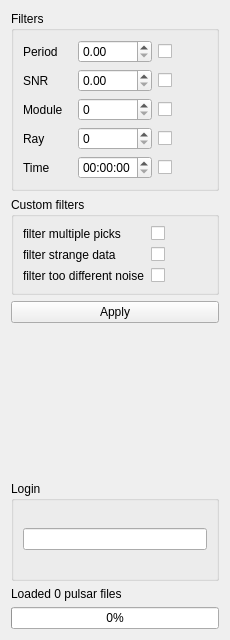
The window that src/analytics.ui (vtyulb/BSA-Analytics) describes before a commit, drawn with Qt 5.
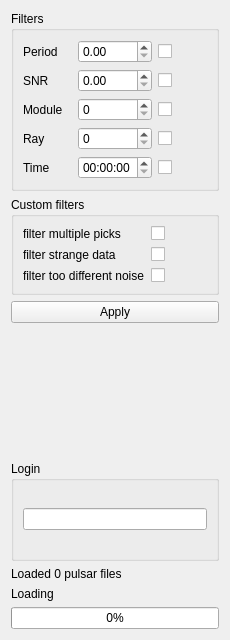
The same window after the commit.

Patch:
```diff
--- a/src/analytics.ui
+++ b/src/analytics.ui
@@ -225,6 +225,13 @@
      </property>
     </widget>
    </item>
+   <item>
+    <widget class="QLabel" name="currentFile">
+     <property name="text">
+      <string>Loading</string>
+     </property>
+    </widget>
+   </item>
    <item>
     <widget class="QProgressBar" name="progressBar">
      <property name="value">
```
